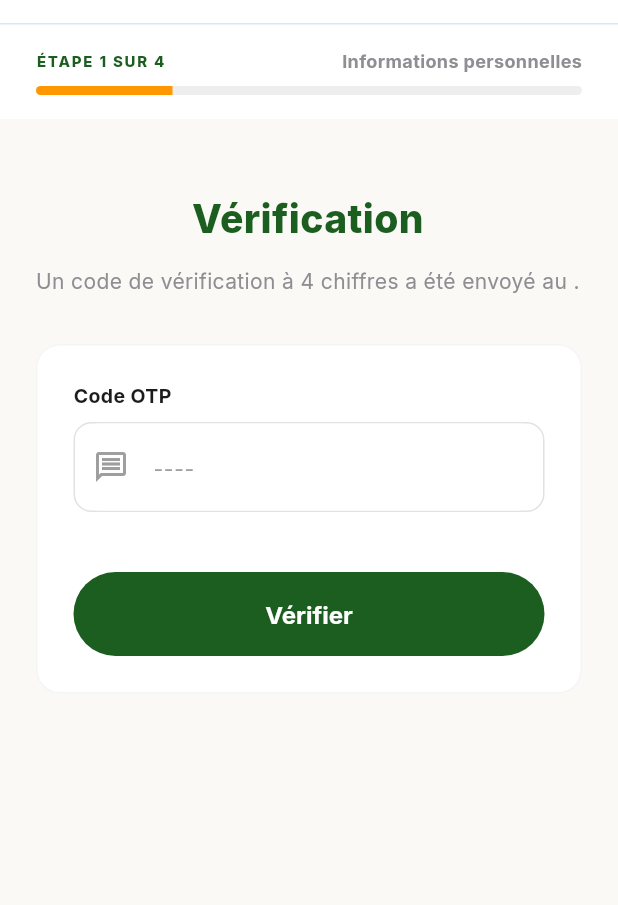
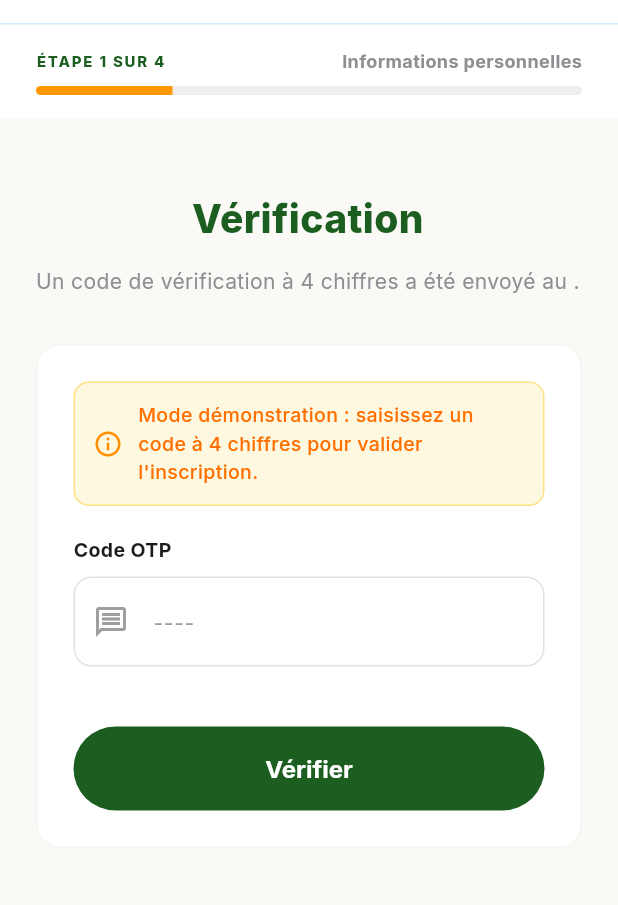
Before and after one commit to lansanacoly7/Naatal_Agro, a Flutter app: the RegisterScreen screen opened by its route, swiped to page 4, on a phone screen of 412 x 824 dp, the part 61-966 px from its top. Run offline on Flutter 3.47's test engine with Material 3 defaults, Android fonts, the phone set to English and light mode, and no system bars; our stand-ins replace connectivity_plus, dio, fl_chart, flutter_map, flutter_riverpod, flutter_secure_storage and 5 more; accounts and stored records are empty.

Commit message:
fix(auth): clarification des messages de reinitialisation sms et otp demo

```diff
--- a/mobile/lib/features/auth/presentation/screens/login_screen.dart
+++ b/mobile/lib/features/auth/presentation/screens/login_screen.dart
@@ -111,8 +111,10 @@ class _LoginScreenState extends ConsumerState<LoginScreen> {
                 Navigator.pop(ctx);
                 if (phone.isNotEmpty) {
                   ScaffoldMessenger.of(context).showSnackBar(
-                    SnackBar(
-                      content: Text('Instructions SMS envoyées au $phone.'),
+                    const SnackBar(
+                      content: Text(
+                        "La réinitialisation automatique par SMS est en attente d'intégration de la passerelle opérateur. Veuillez contacter le support ou votre administrateur pour réinitialiser votre accès.",
+                      ),
                       backgroundColor: AppColors.primary,
                       behavior: SnackBarBehavior.floating,
                     ),
--- a/mobile/lib/features/auth/presentation/screens/register_screen.dart
+++ b/mobile/lib/features/auth/presentation/screens/register_screen.dart
@@ -747,6 +747,27 @@ class _RegisterScreenState extends ConsumerState<RegisterScreen> {
             child: Column(
               crossAxisAlignment: CrossAxisAlignment.start,
               children: [
+                Container(
+                  margin: const EdgeInsets.only(bottom: 20),
+                  padding: const EdgeInsets.all(12),
+                  decoration: BoxDecoration(
+                    color: Colors.amber.shade50,
+                    borderRadius: BorderRadius.circular(10),
+                    border: Border.all(color: Colors.amber.shade200),
+                  ),
+                  child: Row(
+                    children: [
+                      Icon(Icons.info_outline, color: Colors.amber.shade800, size: 20),
+                      const SizedBox(width: 10),
+                      Expanded(
+                        child: Text(
+                          "Mode démonstration : saisissez un code à 4 chiffres pour valider l'inscription.",
+                          style: TextStyle(fontSize: 13, color: Colors.amber.shade900, fontWeight: FontWeight.w500),
+                        ),
+                      ),
+                    ],
+                  ),
+                ),
                 _buildLabel('Code OTP'),
                 _buildTextField(
                   controller: _otpController,
```
